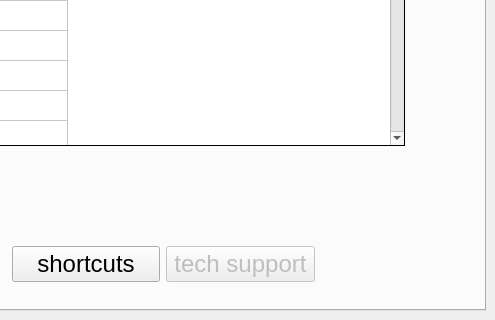
Above: ddh/gui/gui_ddh.ui from LowellInstruments/ddh5 before the change; both pictures show x 323 to 818 and y 206 to 526 of the 818 by 526 pixel window. Below: the same form after it.
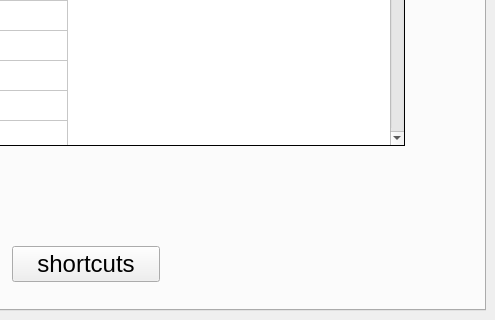
That is the form after the change. The open tabs and pages were chosen to show the change. Icons and pictures are not drawn.

Patch:
```diff
--- a/ddh/gui/gui_ddh.ui
+++ b/ddh/gui/gui_ddh.ui
@@ -1370,12 +1370,24 @@
              </widget>
             </item>
             <item>
-             <widget class="QPushButton" name="btn_sms">
-              <property name="enabled">
-               <bool>false</bool>
+             <widget class="QLabel" name="lbl_cpu_temp">
+              <property name="sizePolicy">
+               <sizepolicy hsizetype="Preferred" vsizetype="Preferred">
+                <horstretch>0</horstretch>
+                <verstretch>0</verstretch>
+               </sizepolicy>
+              </property>
+              <property name="frameShape">
+               <enum>QFrame::NoFrame</enum>
               </property>
               <property name="text">
-               <string>tech support</string>
+               <string/>
+              </property>
+              <property name="alignment">
+               <set>Qt::AlignCenter</set>
+              </property>
+              <property name="wordWrap">
+               <bool>true</bool>
               </property>
              </widget>
             </item>
```
Left out of the diff: 2 changed lines with no effect on the pictures.
